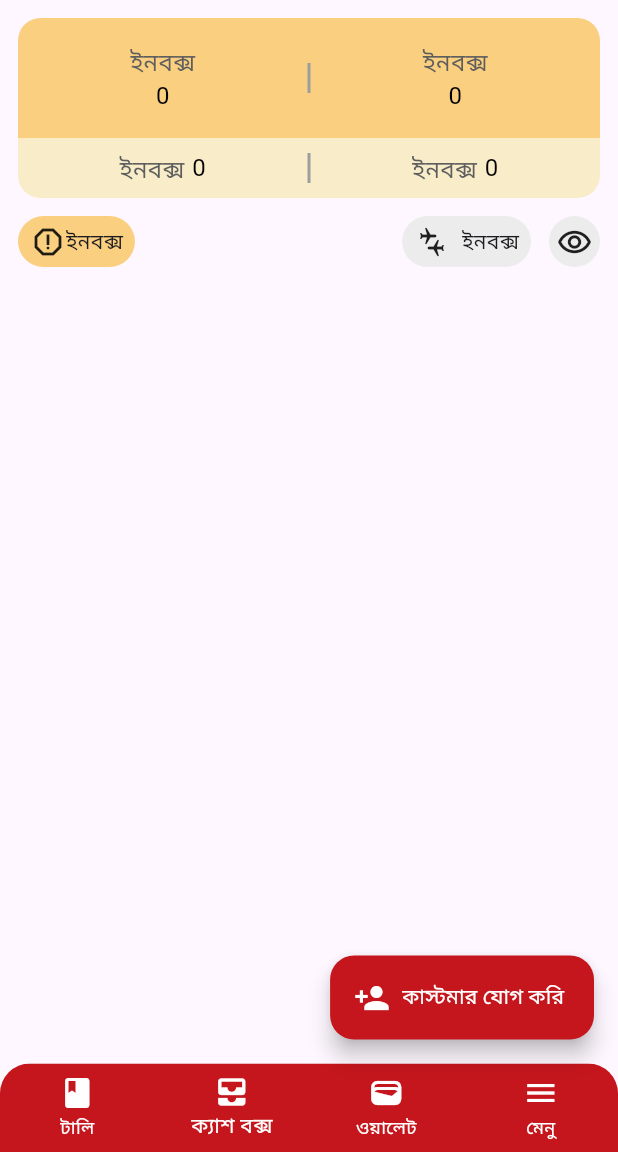
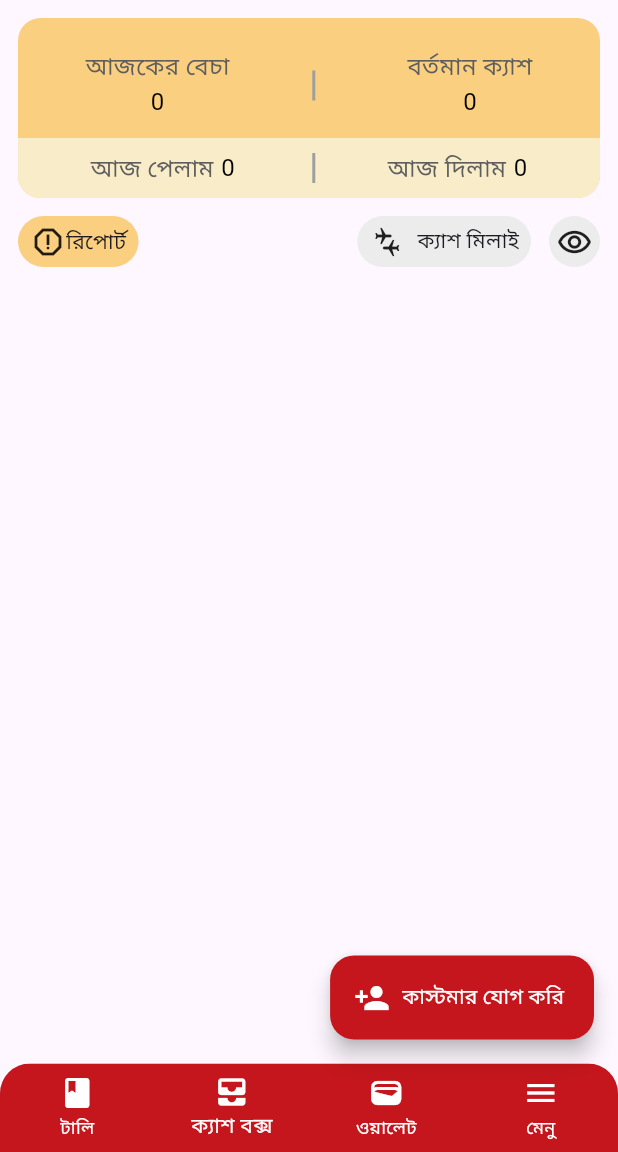
Before and after one commit to RakibulIslam10/Tally_Khata_Pro, a Flutter app: the screen it shows after launch, item 2 of the bottom bar chosen, on a phone screen of 412 x 824 dp, the part 84-1236 px from its top. Run offline on Flutter 3.47's test engine with Material 3 defaults, Android fonts, the phone set to English and light mode, and no system bars; our stand-ins replace device_preview, flutter_animate, get, lottie.

Commit message:
Updated by Khairul for CashboxScreen with releted screens

```diff
--- a/lib/Utils/Const.dart
+++ b/lib/Utils/Const.dart
@@ -10,12 +10,11 @@ class AllStrings{
    static const allDue = "মোট পাবো";
    static const allLoan = "মোট পাবো";
    static const inbox = "ইনবক্স";
-   static const todaySell = "ইনবক্স";
-   static const presentCash = "ইনবক্স";
-   static const todayCollect = "ইনবক্স";
-   static const todayPaid = "ইনবক্স";
-   static const report = "ইনবক্স";
-   static const cashBoxMatched = "ইনবক্স";
-
+   static const todaySell = "আজকের বেচা";
+   static const presentCash = "বর্তমান ক্যাশ";
+   static const todayCollect = "আজ পেলাম";
+   static const todayPaid = "আজ দিলাম";
+   static const report = "রিপোর্ট";
+   static const cashBoxMatched = "ক্যাশ মিলাই";
 
 }
--- a/lib/Widget/cashboxDetails.dart
+++ b/lib/Widget/cashboxDetails.dart
@@ -1,4 +1,6 @@
+import 'package:flutter/cupertino.dart';
 import 'package:flutter/material.dart';
+import 'package:flutter/widgets.dart';
 import 'package:talikhatapro/Utils/App_Color.dart';
 import 'package:talikhatapro/Utils/Const.dart';
 
@@ -9,22 +11,88 @@ class CashboxDetails extends StatelessWidget {
 
   @override
   Widget build(BuildContext context) {
-    return Column(
+    final screenSize = MediaQuery.of(context).size.width;
+    final screenWidthHalf = screenSize / 2.1;
+
+    return Stack(
       children: [
         Container(
-          height: 80,
+          height: 120,
           width: double.infinity,
-          decoration:const BoxDecoration(
+          decoration: const BoxDecoration(
               color: AppColors.peach,
+              borderRadius: BorderRadius.all(Radius.circular(15))),
+        ),
+        Positioned(
+          left: 0,
+          right: 0,
+          top: 80,
+          child: Container(
+            height: 40,
+            width: double.infinity,
+            decoration: const BoxDecoration(
+              color: AppColors.lightPeach,
               borderRadius: BorderRadius.only(
-              topLeft: Radius.circular(15),
-              topRight: Radius.circular(15),
+                bottomLeft: Radius.circular(15),
+                bottomRight: Radius.circular(15),
               ),
             ),
             child: Row(
               mainAxisAlignment: MainAxisAlignment.spaceEvenly,
               children: [
-              const Column(
+                const Row(
+                  mainAxisAlignment: MainAxisAlignment.center,
+                  // Added this line
+                  children: [
+                    Text(
+                      AllStrings.todayCollect,
+                      style: TextStyle(
+                          fontSize: 16, color: AppColors.grayText),
+                    ),
+                    SizedBox(
+                      width: 5,
+                    ),
+                    Text(
+                      '0',
+                      style: TextStyle(fontSize: 16, color: Colors.black),
+                    ),
+                  ],
+                ),
+                SizedBox(width: 5),
+                const Row(
+                  mainAxisAlignment: MainAxisAlignment.center,
+                  // Added this line
+                  children: [
+                    Text(
+                      AllStrings.todayPaid,
+                      style: TextStyle(
+                          fontSize: 16, color: AppColors.grayText),
+                    ),
+                    SizedBox(
+                      width: 5,
+                    ),
+                    Text(
+                      '0',
+                      style: TextStyle(fontSize: 16, color: Colors.black),
+                    ),
+                  ],
+                ),
+              ],
+            ),
+          ),
+        ),
+        Positioned(
+            left: screenWidthHalf,
+            top: 90,
+            child: Container(height: 20, width: 2, color: Colors.grey)),
+        Positioned(
+            left: screenWidthHalf,
+            top: 35,
+            child: Container(height: 20, width: 2, color: Colors.grey)),
+        Positioned(
+          top: 20,
+          left: 45,
+          child: Column(
             mainAxisAlignment: MainAxisAlignment.center,
             // Added this line
             children: [
@@ -38,8 +106,11 @@ class CashboxDetails extends StatelessWidget {
               ),
             ],
           ),
-              Container(height: 20, width: 2, color: Colors.grey),
-              const Column(
+        ),
+        Positioned(
+          top: 20,
+          right: 45,
+          child: Column(
             mainAxisAlignment: MainAxisAlignment.center,
             // Added this line
             children: [
@@ -53,57 +124,6 @@ class CashboxDetails extends StatelessWidget {
               ),
             ],
           ),
-            ],
-          ),
-        ),
-        Container(
-          height: 40,
-          width: double.infinity,
-          decoration: BoxDecoration(
-            color: AppColors.lightPeach,
-            borderRadius: BorderRadius.only(
-              bottomLeft: Radius.circular(15),
-              bottomRight: Radius.circular(15),
-            ),
-          ),
-          child: Row(
-            mainAxisAlignment: MainAxisAlignment.spaceEvenly,
-            children: [
-              const Row(
-                mainAxisAlignment: MainAxisAlignment.center,
-                // Added this line
-                children: [
-                  Text(AllStrings.todayCollect,
-                    style: TextStyle(fontSize: 16, color: AppColors.grayText),
-                  ),
-                  SizedBox(
-                    width: 5,
-                  ),
-                  Text(
-                    '0',
-                    style: TextStyle(fontSize: 16, color: Colors.black),
-                  ),
-                ],
-              ),
-              Container(height: 20, width: 2, color: Colors.grey),
-              const Row(
-                mainAxisAlignment: MainAxisAlignment.center,
-                // Added this line
-                children: [
-                  Text(AllStrings.todayPaid,
-                    style: TextStyle(fontSize: 16, color: AppColors.grayText),
-                  ),
-                  SizedBox(
-                    width: 5,
-                  ),
-                  Text(
-                    '0',
-                    style: TextStyle(fontSize: 16, color: Colors.black),
-                  ),
-                ],
-              ),
-            ],
-          ),
         ),
       ],
     );
```
Lines whose indentation alone changed are shown as unchanged.
